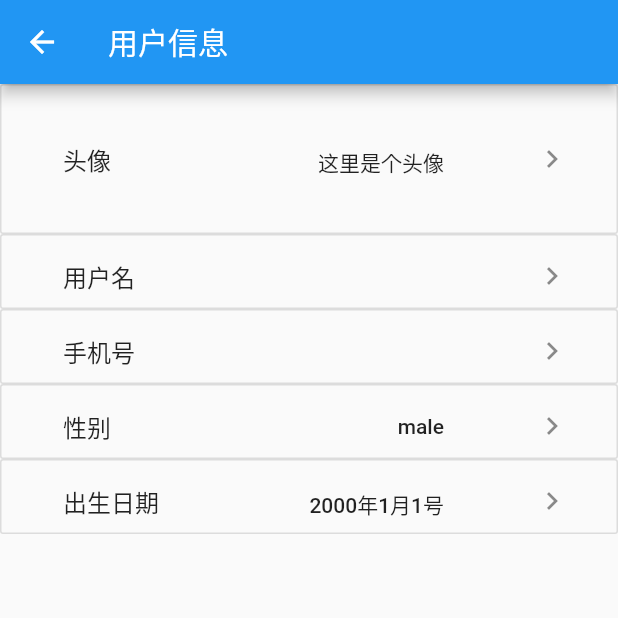
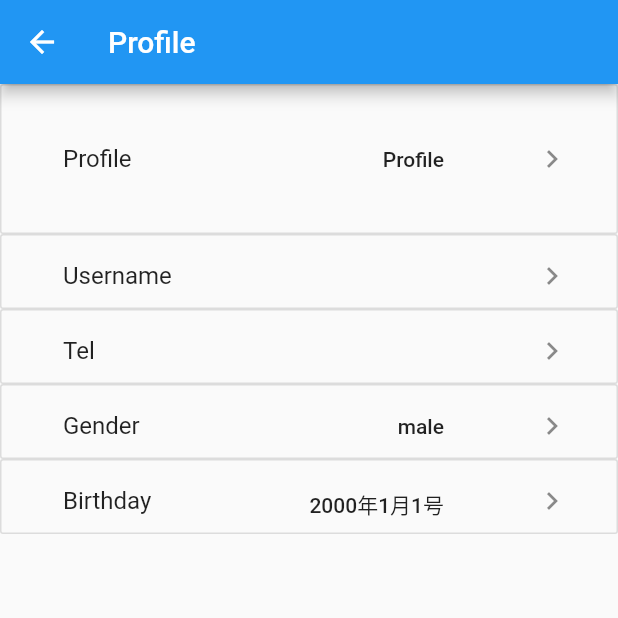
Before and after one commit to Jackpanger/Garbage_Classification, a Flutter app: the UserMessage screen opened directly, on a phone screen of 412 x 824 dp, the top half of it. Run offline on Flutter 3.47's test engine with Material 2 defaults, Android fonts, the light colour scheme and no system bars; our stand-ins replace date_format, dio, fluttertoast, image_picker, shared_preferences; missing offline and left inert: flutter_cupertino_date_picker_fork; accounts and stored records are empty; network calls fail; statements that could not run were skipped.

Commit message:
description page

```diff
--- a/lib/pages/me/Me.dart
+++ b/lib/pages/me/Me.dart
@@ -109,8 +109,8 @@ class _MeState extends State<Me> {
                         child: new ListTile(
                           leading: new Container(
                             child: new CircleAvatar(
-                                backgroundImage: new NetworkImage(
-                                    "https://ss2.bdstatic.com/70cFvnSh_Q1YnxGkpoWK1HF6hhy/it/u=3774803854,334110598&fm=26&gp=0.jpg"),
+                                backgroundImage: AssetImage(
+                                    "images/proimage.jpg"),
                                 radius: 20.0),
                           ),
                           title: new Container(
--- a/lib/pages/me/user/profile/profile.dart
+++ b/lib/pages/me/user/profile/profile.dart
@@ -153,7 +153,7 @@ class _UserMessageState extends State<UserMessage> {
     return Container(
       child: Scaffold(
           appBar: AppBar(
-            title: Text('用户信息'),
+            title: Text('Profile'),
           ),
           body: Column(
             mainAxisAlignment: MainAxisAlignment.start,
@@ -168,7 +168,7 @@ class _UserMessageState extends State<UserMessage> {
                               right: 100,
                               top: 20,
                               child: Container(
-                                child: Text('这里是个头像'), //!!!!!!!!!这里需要改正！！换成图片
+                                child: Text('Profile'), //!!!!!!!!!这里需要改正！！换成图片
                               ),
                             ),
                             Positioned(
@@ -176,7 +176,7 @@ class _UserMessageState extends State<UserMessage> {
                                 child: ListTile(
                                     title: Container(
                                       margin: const EdgeInsets.all(10.0),
-                                      child: Text('头像'),
+                                      child: Text('Profile'),
                                     ),
                                     trailing: Icon(Icons.chevron_right)),
                               ),
@@ -206,7 +206,7 @@ class _UserMessageState extends State<UserMessage> {
                                 child: ListTile(
                                     title: Container(
                                       margin: const EdgeInsets.all(10.0),
-                                      child: Text('用户名'),
+                                      child: Text('Username'),
                                     ),
                                     trailing: Icon(Icons.chevron_right)),
                               ),
@@ -234,7 +234,7 @@ class _UserMessageState extends State<UserMessage> {
                               child: ListTile(
                                   title: Container(
                                     margin: const EdgeInsets.all(10.0),
-                                    child: Text('手机号'),
+                                    child: Text('Tel'),
                                   ),
                                   trailing: Icon(Icons.chevron_right)),
                             ),
@@ -270,7 +270,7 @@ class _UserMessageState extends State<UserMessage> {
                                 child: ListTile(
                                     title: Container(
                                       margin: const EdgeInsets.all(10.0),
-                                      child: Text('性别'),
+                                      child: Text('Gender'),
                                     ),
                                     trailing: Icon(Icons.chevron_right)),
                               ),
@@ -297,7 +297,7 @@ class _UserMessageState extends State<UserMessage> {
                               child: ListTile(
                                   title: Container(
                                     margin: const EdgeInsets.all(10.0),
-                                    child: Text('出生日期'),
+                                    child: Text('Birthday'),
                                   ),
                                   trailing: Icon(Icons.chevron_right)),
                             ),
```
